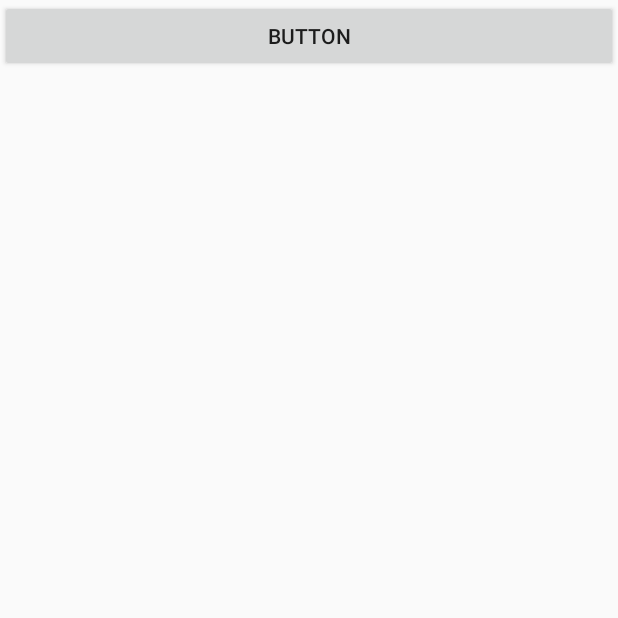
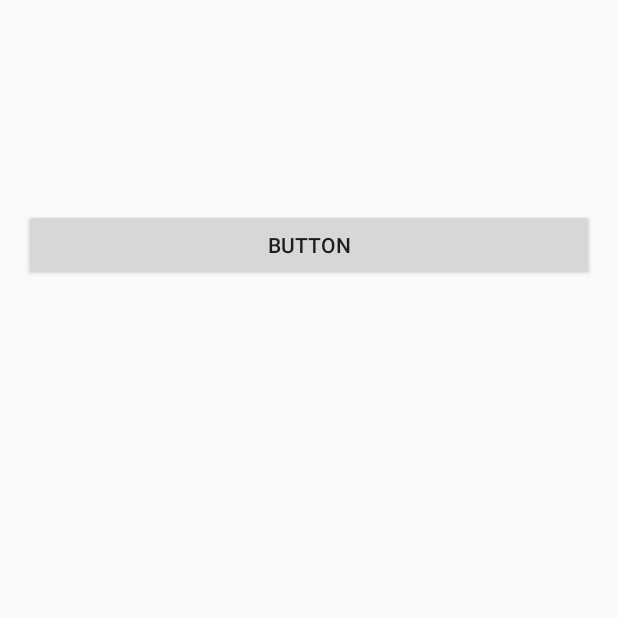
Before and after one commit to rkamradt/AndroidHelloWorld, an Android app: the NetworkActivity screen opened directly, with no data from a screen before it, after a tap on "BUTTON", on a phone screen of 412 x 824 dp, the top half of it. Run offline under Robolectric (Android 15) with nearby library versions, the phone set to English and light mode, and no system bars.

Commit message:
fix network issues

```diff
--- a/app/src/main/AndroidManifest.xml
+++ b/app/src/main/AndroidManifest.xml
@@ -3,6 +3,7 @@
     package="net.kamradtfamily.myapplication">
 
     <uses-permission android:name="android.permission.ACCESS_NETWORK_STATE" />
+    <uses-permission android:name="android.permission.INTERNET" />
     <application
         android:allowBackup="true"
         android:icon="@mipmap/ic_launcher"
--- a/app/src/main/java/net/kamradtfamily/myapplication/NetworkActivity.java
+++ b/app/src/main/java/net/kamradtfamily/myapplication/NetworkActivity.java
@@ -9,6 +9,7 @@ import android.support.v4.app.FragmentActivity;
 import android.util.Log;
 import android.view.View;
 import android.widget.EditText;
+import android.widget.TextView;
 
 import static android.webkit.ConsoleMessage.MessageLevel.LOG;
 
@@ -30,7 +31,7 @@ public class NetworkActivity extends FragmentActivity implements DownloadCallbac
         setContentView(R.layout.activity_network);
 
         Log.i(LogTag, "in onCreate");
-        mNetworkFragment = NetworkFragment.getInstance(this, "https://www.google.com");
+        mNetworkFragment = NetworkFragment.getInstance(getFragmentManager(), "https://www.google.com");
     }
 
     /** Called when the user taps the Send button */
@@ -41,11 +42,17 @@ public class NetworkActivity extends FragmentActivity implements DownloadCallbac
             mDownloading = true;
         }
     }
-    private void startDownload() {
-    }
 
     @Override
-    public void updateFromDownload(Object result) {
+    public void updateFromDownload(Object obj) {
+        Log.i(LogTag, "in updateFromDownload");
+        NetworkFragment.DownloadTask.Result result = (NetworkFragment.DownloadTask.Result) obj;
+        if(result.mException != null) {
+            Log.e(LogTag, "in updateFromDownload exception = " + result.mException, result.mException);
+        }
+        Log.i(LogTag, "in updateFromDownload result = " + result.mResultValue);
+        TextView textView = findViewById(R.id.textView2);
+        textView.setText(result.mResultValue);
 
     }
 
@@ -54,33 +61,38 @@ public class NetworkActivity extends FragmentActivity implements DownloadCallbac
         ConnectivityManager connectivityManager =
                 (ConnectivityManager) getSystemService(Context.CONNECTIVITY_SERVICE);
         NetworkInfo networkInfo = connectivityManager.getActiveNetworkInfo();
+        Log.i(LogTag, "in getActiveNetworkInfo networkInfo = " + networkInfo);
         return networkInfo;
     }
 
     @Override
     public void onProgressUpdate(int progressCode, int percentComplete) {
+        TextView textView = findViewById(R.id.textView2);
+        Log.i(LogTag, "in onProgressUpdate progressCode = " + progressCode + " percentComplete = " + percentComplete);
+
         switch(progressCode) {
             // You can add UI behavior for progress updates here.
             case Progress.ERROR:
-                Log.i(LogTag, "in onProgressUpdate ERROR");
+                textView.setText("in onProgressUpdate ERROR");
                 break;
             case Progress.CONNECT_SUCCESS:
-                Log.i(LogTag, "in onProgressUpdate CONNECT_SUCCESS");
+                textView.setText("in onProgressUpdate CONNECT_SUCCESS");
                 break;
             case Progress.GET_INPUT_STREAM_SUCCESS:
-                Log.i(LogTag, "in onProgressUpdate GET_INPUT_STREAM_SUCCESS");
+                textView.setText("in onProgressUpdate GET_INPUT_STREAM_SUCCESS");
                 break;
             case Progress.PROCESS_INPUT_STREAM_IN_PROGRESS:
-                Log.i(LogTag, "in onProgressUpdate PROCESS_INPUT_STREAM_IN_PROGRESS");
+                textView.setText("in onProgressUpdate PROCESS_INPUT_STREAM_IN_PROGRESS");
                 break;
             case Progress.PROCESS_INPUT_STREAM_SUCCESS:
-                Log.i(LogTag, "in onProgressUpdate PROCESS_INPUT_STREAM_SUCCESS");
+                textView.setText("in onProgressUpdate PROCESS_INPUT_STREAM_SUCCESS");
                 break;
         }
     }
 
     @Override
     public void finishDownloading() {
+        Log.i(LogTag, "in finishDownloading mNetworkFragment = " + mNetworkFragment);
         mDownloading = false;
         if (mNetworkFragment != null) {
             mNetworkFragment.cancelDownload();
--- a/app/src/main/java/net/kamradtfamily/myapplication/NetworkFragment.java
+++ b/app/src/main/java/net/kamradtfamily/myapplication/NetworkFragment.java
@@ -1,6 +1,7 @@
 package net.kamradtfamily.myapplication;
 
 import android.app.Fragment;
+import android.app.FragmentManager;
 import android.content.Context;
 import android.net.ConnectivityManager;
 import android.net.NetworkInfo;
@@ -21,8 +22,7 @@ public class NetworkFragment  extends Fragment {
 
     private static final String URL_KEY = "UrlKey";
 
-    private DownloadCallback mCallback;
-    private NetworkActivity activity;
+    private DownloadCallback<DownloadTask.Result> mCallback;
     private DownloadTask mDownloadTask;
     private String mUrlString;
 
@@ -30,14 +30,13 @@ public class NetworkFragment  extends Fragment {
      * Static initializer for NetworkFragment that sets the URL of the host it will be downloading
      * from.
      */
-    public static NetworkFragment getInstance(NetworkActivity activity, String url) {
+    public static NetworkFragment getInstance(FragmentManager manager, String url) {
         Log.i(TAG, "creating a new NetworkFragment");
         NetworkFragment networkFragment = new NetworkFragment();
-        networkFragment.activity = activity;
         Bundle args = new Bundle();
         args.putString(URL_KEY, url);
         networkFragment.setArguments(args);
-        activity.getFragmentManager().beginTransaction().add(networkFragment, TAG).commit();
+        manager.beginTransaction().add(networkFragment, TAG).commit();
         return networkFragment;
     }
 
@@ -73,7 +72,7 @@ public class NetworkFragment  extends Fragment {
      */
     public void startDownload() {
         cancelDownload();
-        mDownloadTask = new DownloadTask(activity);
+        mDownloadTask = new DownloadTask();
         mDownloadTask.execute(mUrlString);
     }
 
@@ -89,24 +88,14 @@ public class NetworkFragment  extends Fragment {
     /**
      * Implementation of AsyncTask designed to fetch data from the network.
      */
-    private class DownloadTask extends AsyncTask<String, Integer, DownloadTask.Result> {
-
-        private DownloadCallback<String> mCallback;
-
-        DownloadTask(DownloadCallback<String> callback) {
-            setCallback(callback);
-        }
-
-        void setCallback(DownloadCallback<String> callback) {
-            mCallback = callback;
-        }
+    public class DownloadTask extends AsyncTask<String, Integer, DownloadTask.Result> {
 
         /**
          * Wrapper class that serves as a union of a result value and an exception. When the download
          * task has completed, either the result value or exception can be a non-null value.
          * This allows you to pass exceptions to the UI thread that were thrown during doInBackground().
          */
-        class Result {
+        public class Result {
             public String mResultValue;
             public Exception mException;
             public Result(String resultValue) {
@@ -142,9 +131,11 @@ public class NetworkFragment  extends Fragment {
          */
         @Override
         protected DownloadTask.Result doInBackground(String... urls) {
+            Log.i(TAG, "in doInBackground ");
             Result result = null;
             if (!isCancelled() && urls != null && urls.length > 0) {
                 String urlString = urls[0];
+                Log.i(TAG, "in doInBackground url[0] = " + urlString);
                 try {
                     URL url = new URL(urlString);
                     String resultString = downloadUrl(url);
@@ -165,12 +156,9 @@ public class NetworkFragment  extends Fragment {
          */
         @Override
         protected void onPostExecute(Result result) {
+            Log.i(TAG, "in onPostExecute ");
             if (result != null && mCallback != null) {
-                if (result.mException != null) {
-                    mCallback.updateFromDownload(result.mException.getMessage());
-                } else if (result.mResultValue != null) {
-                    mCallback.updateFromDownload(result.mResultValue);
-                }
+                mCallback.updateFromDownload(result);
                 mCallback.finishDownloading();
             }
         }
--- a/app/src/main/res/layout/activity_network.xml
+++ b/app/src/main/res/layout/activity_network.xml
@@ -1,16 +1,42 @@
 <?xml version="1.0" encoding="utf-8"?>
-<android.support.design.widget.CoordinatorLayout xmlns:android="http://schemas.android.com/apk/res/android"
+<android.support.constraint.ConstraintLayout xmlns:android="http://schemas.android.com/apk/res/android"
     xmlns:app="http://schemas.android.com/apk/res-auto"
     xmlns:tools="http://schemas.android.com/tools"
+    android:id="@+id/coordinatorLayout"
     android:layout_width="match_parent"
     android:layout_height="match_parent"
     tools:context=".NetworkActivity">
 
     <Button
         android:id="@+id/button2"
-        android:layout_width="match_parent"
-        android:layout_height="wrap_content"
+        android:layout_width="0dp"
+        android:layout_height="48dp"
+        android:layout_marginBottom="16dp"
+        android:layout_marginEnd="16dp"
+        android:layout_marginLeft="16dp"
+        android:layout_marginRight="16dp"
+        android:layout_marginStart="16dp"
+        android:layout_marginTop="16dp"
         android:onClick="sendMessage"
-        android:text="Button" />
+        android:text="Button"
+        app:layout_constraintBottom_toTopOf="@+id/textView2"
+        app:layout_constraintEnd_toEndOf="parent"
+        app:layout_constraintHorizontal_bias="0.0"
+        app:layout_constraintStart_toStartOf="parent"
+        app:layout_constraintTop_toTopOf="parent" />
 
-</android.support.design.widget.CoordinatorLayout>
+    <TextView
+        android:id="@+id/textView2"
+        android:layout_width="345dp"
+        android:layout_height="481dp"
+        android:layout_marginBottom="16dp"
+        android:layout_marginEnd="16dp"
+        android:layout_marginLeft="16dp"
+        android:layout_marginRight="16dp"
+        android:layout_marginStart="16dp"
+        android:text="TextView"
+        app:layout_constraintBottom_toBottomOf="parent"
+        app:layout_constraintEnd_toEndOf="parent"
+        app:layout_constraintStart_toStartOf="parent" />
+
+</android.support.constraint.ConstraintLayout>
```
